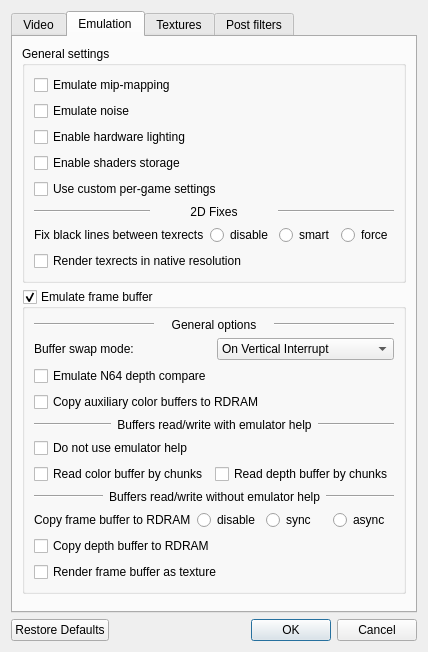
Before: the Qt Designer form jni/mupen64plus-video-gliden64/src/GLideNUI/configDialog.ui in mupen64plus-ae/mupen64plus-ae, drawn with Qt 5.
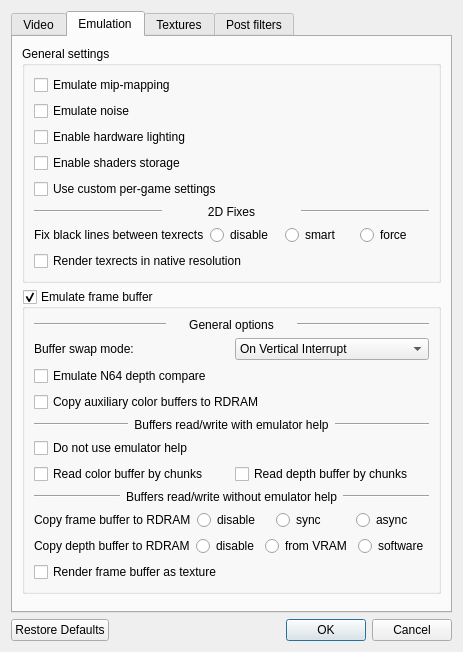
After: the same form once the commit is applied. The open tabs and pages were chosen to show the change. Icons and pictures are not drawn.

What changed in the file:
```diff
--- a/jni/mupen64plus-video-gliden64/src/GLideNUI/configDialog.ui
+++ b/jni/mupen64plus-video-gliden64/src/GLideNUI/configDialog.ui
@@ -9,8 +9,8 @@
    <rect>
     <x>0</x>
     <y>0</y>
-    <width>493</width>
-    <height>612</height>
+    <width>421</width>
+    <height>610</height>
    </rect>
   </property>
   <property name="sizePolicy">
@@ -1087,14 +1087,57 @@
            </layout>
           </item>
           <item>
-           <widget class="QCheckBox" name="CopyDepthCheckBox">
-            <property name="toolTip">
-             <string>&lt;html&gt;&lt;head/&gt;&lt;body&gt;&lt;p&gt;&lt;span style=&quot; font-weight:600;&quot;&gt;Copy depth buffer to RDRAM:&lt;/span&gt;&lt;/p&gt;&lt;p&gt;This option is required for correct emulation of depth buffer based effects, e.g. coronas. Content of video card's depth buffer is copied into RDRAM area each frame.&lt;/p&gt;&lt;p&gt;[Recommended: &lt;span style=&quot; font-style:italic;&quot;&gt;on&lt;/span&gt;]&lt;/p&gt;&lt;/body&gt;&lt;/html&gt;</string>
-            </property>
-            <property name="text">
-             <string>Copy depth buffer to RDRAM</string>
-            </property>
-           </widget>
+           <layout class="QHBoxLayout" name="horizontalLayout_22">
+            <item>
+             <widget class="QLabel" name="label_33">
+              <property name="toolTip">
+               <string>&lt;html&gt;&lt;head/&gt;&lt;body&gt;&lt;p&gt;&lt;span style=&quot; font-weight:600;&quot;&gt;Copy depth buffer to RDRAM:&lt;/span&gt;&lt;/p&gt;&lt;p&gt;This option is required for correct emulation of depth buffer based effects, e.g. coronas.&lt;/p&gt;&lt;p&gt;* disable - do not copy buffer&lt;/p&gt;&lt;p&gt;* from VRAM - Content of video card's depth buffer is copied into RDRAM area each frame. Can be slow on some games.&lt;/p&gt;&lt;p&gt;* software render - use software rendering. Generally faster than copy from video memory, but the result can be imperfect.&lt;/p&gt;&lt;p&gt;[Recommended: &lt;span style=&quot; font-style:italic;&quot;&gt;software render&lt;/span&gt;]&lt;/p&gt;&lt;/body&gt;&lt;/html&gt;</string>
+              </property>
+              <property name="text">
+               <string>Copy depth buffer to RDRAM</string>
+              </property>
+             </widget>
+            </item>
+            <item>
+             <widget class="QRadioButton" name="copyDepthDisableRadioButton">
+              <property name="toolTip">
+               <string>&lt;html&gt;&lt;head/&gt;&lt;body&gt;&lt;p&gt;&lt;span style=&quot; font-weight:600;&quot;&gt;Copy depth buffer to RDRAM:&lt;/span&gt;&lt;/p&gt;&lt;p&gt;This option is required for correct emulation of depth buffer based effects, e.g. coronas.&lt;/p&gt;&lt;p&gt;* disable - do not copy buffer&lt;/p&gt;&lt;p&gt;* from VRAM - Content of video card's depth buffer is copied into RDRAM area each frame. Can be slow on some games.&lt;/p&gt;&lt;p&gt;* software render - use software rendering. Generally faster than copy from video memory, but the result can be imperfect.&lt;/p&gt;&lt;p&gt;[Recommended: &lt;span style=&quot; font-style:italic;&quot;&gt;software render&lt;/span&gt;]&lt;/p&gt;&lt;/body&gt;&lt;/html&gt;</string>
+              </property>
+              <property name="text">
+               <string>disable</string>
+              </property>
+              <attribute name="buttonGroup">
+               <string notr="true">copyDepthBufferButtonGroup</string>
+              </attribute>
+             </widget>
+            </item>
+            <item>
+             <widget class="QRadioButton" name="copyDepthVRamRadioButton">
+              <property name="toolTip">
+               <string>&lt;html&gt;&lt;head/&gt;&lt;body&gt;&lt;p&gt;&lt;span style=&quot; font-weight:600;&quot;&gt;Copy depth buffer to RDRAM:&lt;/span&gt;&lt;/p&gt;&lt;p&gt;This option is required for correct emulation of depth buffer based effects, e.g. coronas.&lt;/p&gt;&lt;p&gt;* disable - do not copy buffer&lt;/p&gt;&lt;p&gt;* from VRAM - Content of video card's depth buffer is copied into RDRAM area each frame. Can be slow on some games.&lt;/p&gt;&lt;p&gt;* software render - use software rendering. Generally faster than copy from video memory, but the result can be imperfect.&lt;/p&gt;&lt;p&gt;[Recommended: &lt;span style=&quot; font-style:italic;&quot;&gt;software render&lt;/span&gt;]&lt;/p&gt;&lt;/body&gt;&lt;/html&gt;</string>
+              </property>
+              <property name="text">
+               <string>from VRAM</string>
+              </property>
+              <attribute name="buttonGroup">
+               <string notr="true">copyDepthBufferButtonGroup</string>
+              </attribute>
+             </widget>
+            </item>
+            <item>
+             <widget class="QRadioButton" name="copyDepthSoftwareRadioButton">
+              <property name="toolTip">
+               <string>&lt;html&gt;&lt;head/&gt;&lt;body&gt;&lt;p&gt;&lt;span style=&quot; font-weight:600;&quot;&gt;Copy depth buffer to RDRAM:&lt;/span&gt;&lt;/p&gt;&lt;p&gt;This option is required for correct emulation of depth buffer based effects, e.g. coronas.&lt;/p&gt;&lt;p&gt;* disable - do not copy buffer&lt;/p&gt;&lt;p&gt;* from VRAM - Content of video card's depth buffer is copied into RDRAM area each frame. Can be slow on some games.&lt;/p&gt;&lt;p&gt;* software render - use software rendering. Generally faster than copy from video memory, but the result can be imperfect.&lt;/p&gt;&lt;p&gt;[Recommended: &lt;span style=&quot; font-style:italic;&quot;&gt;software render&lt;/span&gt;]&lt;/p&gt;&lt;/body&gt;&lt;/html&gt;</string>
+              </property>
+              <property name="text">
+               <string>software</string>
+              </property>
+              <attribute name="buttonGroup">
+               <string notr="true">copyDepthBufferButtonGroup</string>
+              </attribute>
+             </widget>
+            </item>
+           </layout>
           </item>
           <item>
            <widget class="QCheckBox" name="RenderFBCheckBox">
```
Left out of the diff: 5 changed lines with no effect on the pictures.
